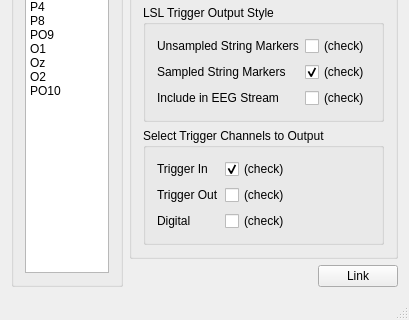
Before: the Qt Designer form Apps/BrainProducts/LiveAmp/mainwindow.ui in sccn/lsl_archived, drawn with Qt 5; both pictures show x 0 to 409 and y 416 to 736 of the 409 by 736 pixel window.
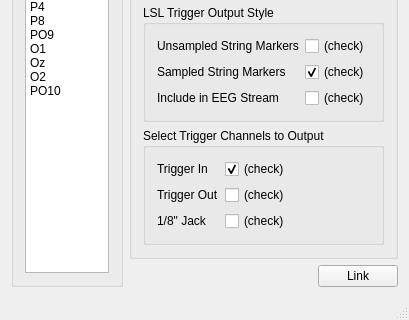
After: the same form once the commit is applied.

Commit message: fixed liveamp undhandled exception bug on refresh

What changed in the file:
```diff
--- a/Apps/BrainProducts/LiveAmp/mainwindow.ui
+++ b/Apps/BrainProducts/LiveAmp/mainwindow.ui
@@ -420,7 +420,7 @@
             <item row="3" column="0">
              <widget class="QLabel" name="label_15">
               <property name="text">
-               <string>Digital</string>
+               <string>1/8&quot; Jack</string>
               </property>
              </widget>
             </item>
```
Left out of the diff: 2 changed lines with no effect on the pictures. The commit also changes 2 other files.
